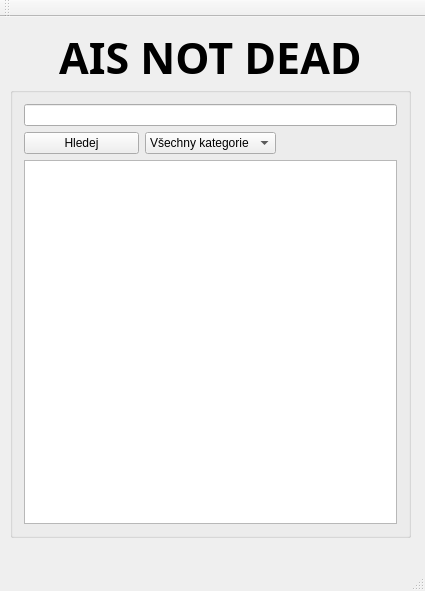
The window that elasticsearchgui.ui (NFAcz/nais) describes before a commit, drawn with Qt 5.
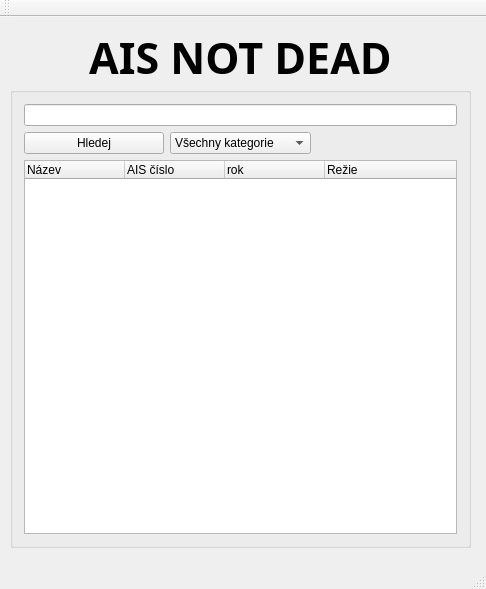
The same window after the commit.

The edit to the form file:
```diff
--- a/elasticsearchgui.ui
+++ b/elasticsearchgui.ui
@@ -6,8 +6,8 @@
    <rect>
     <x>0</x>
     <y>0</y>
-    <width>425</width>
-    <height>591</height>
+    <width>486</width>
+    <height>589</height>
    </rect>
   </property>
   <property name="windowTitle">
@@ -19,8 +19,8 @@
      <rect>
       <x>10</x>
       <y>70</y>
-      <width>401</width>
-      <height>451</height>
+      <width>461</width>
+      <height>461</height>
      </rect>
     </property>
     <property name="sizePolicy">
@@ -95,10 +95,27 @@
       </widget>
      </item>
      <item row="2" column="0" colspan="3">
-      <widget class="QTextEdit" name="outputBox">
-       <property name="autoFillBackground">
-        <bool>true</bool>
-       </property>
+      <widget class="QTreeWidget" name="treeWidget">
+       <column>
+        <property name="text">
+         <string>Název</string>
+        </property>
+       </column>
+       <column>
+        <property name="text">
+         <string>AIS číslo</string>
+        </property>
+       </column>
+       <column>
+        <property name="text">
+         <string>rok</string>
+        </property>
+       </column>
+       <column>
+        <property name="text">
+         <string>Režie</string>
+        </property>
+       </column>
       </widget>
      </item>
     </layout>
@@ -106,7 +123,7 @@
    <widget class="QLabel" name="label">
     <property name="geometry">
      <rect>
-      <x>20</x>
+      <x>50</x>
       <y>10</y>
       <width>381</width>
       <height>60</height>
```
Left out of the diff: 26 changed lines with no effect on the pictures.
